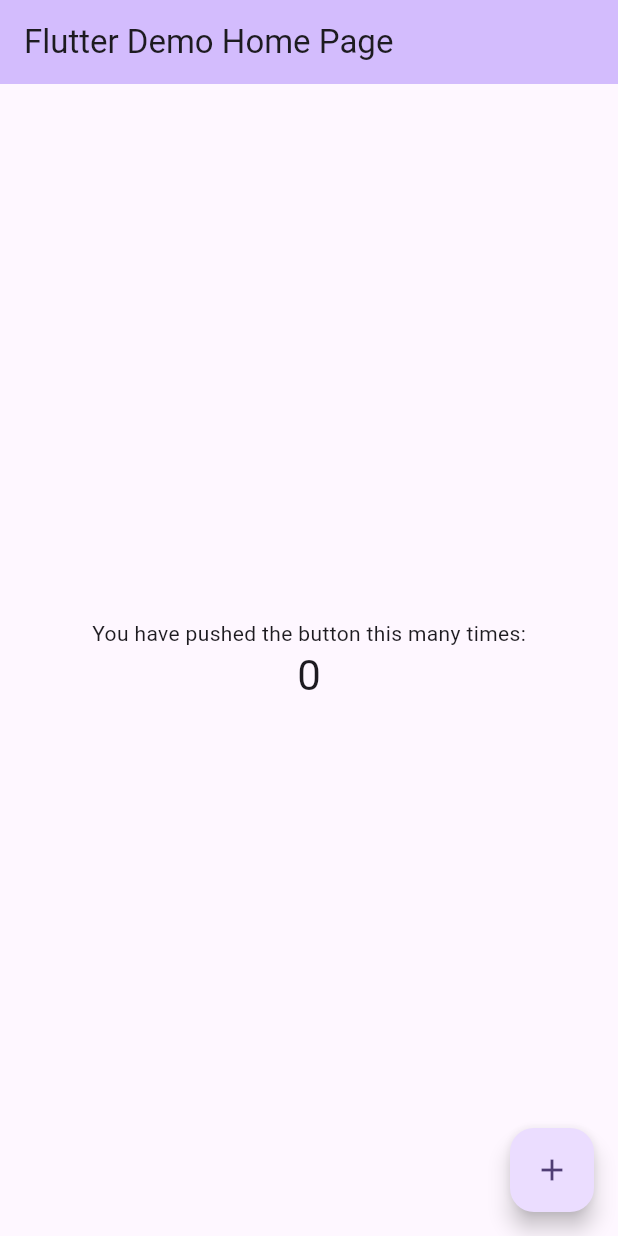
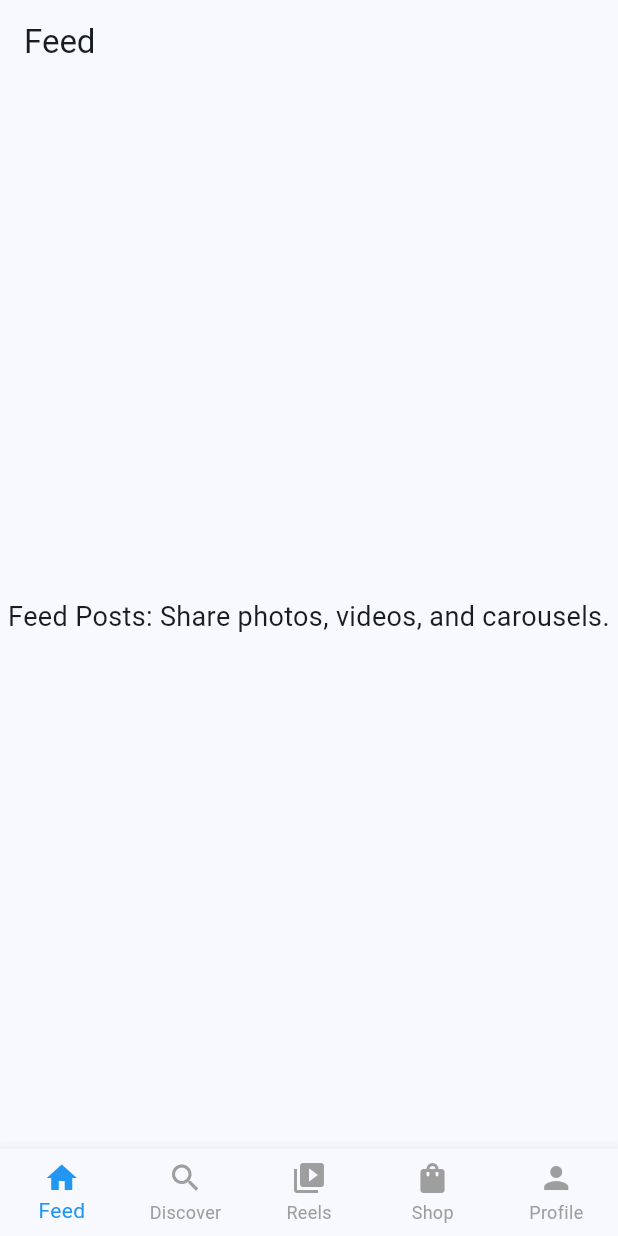
Before and after one commit to could-ai/019a0aac-5df2-7aea-9f66-5980c9fee5f3, a Flutter app: the screen it shows after launch, on a phone screen of 412 x 824 dp. Run offline on Flutter 3.47's test engine with Material 3 defaults, Android fonts, the phone set to English and light mode, and no system bars.

Commit message:
I have updated the main.dart file to initialize the application with a new HomeScreen as the entry point. The default counter application has been removed, and the app theme has been updated to better suit a visual-first platform. The title is now 'Visual Storytelling Hub' to reflect the app's purpose.; I have created a new HomeScreen which serves as the main container for the application's primary features. It includes a BottomNavigationBar to allow users to easily navigate between the Feed, Discover, Reels, Shopping, and Profile sections, which are all represented by placeholder screens for now. This structure is fundamental for organizing the app's functionality.; This new file creates a placeholder screen for the 'Feed' feature. It currently displays a simple centered text describing its purpose, which is to share photos, videos, and carousels. This serves as a starting point for building out the detailed feed functionality.; This file introduces a placeholder for the 'Discover' or 'Explore' section of the app. It's a stateless widget that shows a title and a descriptive text, outlining where users will eventually find trending content and new creators.; I've created a placeholder screen for the 'Reels' feature, dedicated to short-form video content. The screen currently contains a basic layout with a title and a text description, setting the stage for the future implementation of the video creation and viewing interface.; This file establishes the placeholder for the 'Shopping' section. It's a simple screen that currently informs the user of its purpose: to discover and purchase products directly from creators and brands within the app. This is the first step towards building the e-commerce functionality.; A placeholder screen for the user profile has been created. This screen will eventually house the user's personal content, including their posts, stories, and access to professional tools and analytics. For now, it displays a descriptive text of its intended functionality.

```diff
--- a/usr/lib/main.dart
+++ b/usr/lib/main.dart
@@ -1,4 +1,5 @@
 import 'package:flutter/material.dart';
+import 'package:couldai_user_app/screens/home_screen.dart';
 
 void main() {
   runApp(const MyApp());
@@ -7,114 +8,16 @@ void main() {
 class MyApp extends StatelessWidget {
   const MyApp({super.key});
 
-  // This widget is the root of your application.
   @override
   Widget build(BuildContext context) {
     return MaterialApp(
-      title: 'Flutter Demo',
+      title: 'Visual Storytelling Hub',
       debugShowCheckedModeBanner: false,
       theme: ThemeData(
-        // This is the theme of your application.
-        //
-        // TRY THIS: Try running your application with "flutter run". You'll see
-        // the application has a purple toolbar. Then, without quitting the app,
-        // try changing the seedColor in the colorScheme below to Colors.green
-        // and then invoke "hot reload" (save your changes or press the "hot
-        // reload" button in a Flutter-supported IDE, or press "r" if you used
-        // the command line to start the app).
-        //
-        // Notice that the counter didn't reset back to zero; the application
-        // state is not lost during the reload. To reset the state, use hot
-        // restart instead.
-        //
-        // This works for code too, not just values: Most code changes can be
-        // tested with just a hot reload.
-        colorScheme: ColorScheme.fromSeed(seedColor: Colors.deepPurple),
+        colorScheme: ColorScheme.fromSeed(seedColor: Colors.blue),
+        visualDensity: VisualDensity.adaptivePlatformDensity,
       ),
-      home: const MyHomePage(title: 'Flutter Demo Home Page'),
+      home: const HomeScreen(),
     );
   }
 }
-
-class MyHomePage extends StatefulWidget {
-  const MyHomePage({super.key, required this.title});
-
-  // This widget is the home page of your application. It is stateful, meaning
-  // that it has a State object (defined below) that contains fields that affect
-  // how it looks.
-
-  // This class is the configuration for the state. It holds the values (in this
-  // case the title) provided by the parent (in this case the App widget) and
-  // used by the build method of the State. Fields in a Widget subclass are
-  // always marked "final".
-
-  final String title;
-
-  @override
-  State<MyHomePage> createState() => _MyHomePageState();
-}
-
-class _MyHomePageState extends State<MyHomePage> {
-  int _counter = 0;
-
-  void _incrementCounter() {
-    setState(() {
-      // This call to setState tells the Flutter framework that something has
-      // changed in this State, which causes it to rerun the build method below
-      // so that the display can reflect the updated values. If we changed
-      // _counter without calling setState(), then the build method would not be
-      // called again, and so nothing would appear to happen.
-      _counter++;
-    });
-  }
-
-  @override
-  Widget build(BuildContext context) {
-    // This method is rerun every time setState is called, for instance as done
-    // by the _incrementCounter method above.
-    //
-    // The Flutter framework has been optimized to make rerunning build methods
-    // fast, so that you can just rebuild anything that needs updating rather
-    // than having to individually change instances of widgets.
-    return Scaffold(
-      appBar: AppBar(
-        // TRY THIS: Try changing the color here to a specific color (to
-        // Colors.amber, perhaps?) and trigger a hot reload to see the AppBar
-        // change color while the other colors stay the same.
-        backgroundColor: Theme.of(context).colorScheme.inversePrimary,
-        // Here we take the value from the MyHomePage object that was created by
-        // the App.build method, and use it to set our appbar title.
-        title: Text(widget.title),
-      ),
-      body: Center(
-        // Center is a layout widget. It takes a single child and positions it
-        // in the middle of the parent.
-        child: Column(
-          // Column is also a layout widget. It takes a list of children and
-          // arranges them vertically. By default, it sizes itself to fit its
-          // children horizontally, and tries to be as tall as its parent.
-          //
-          // Column has various properties to control how it sizes itself and
-          // how it positions its children. Here we use mainAxisAlignment to
-          // center the children vertically; the main axis here is the vertical
-          // axis because Columns are vertical (the cross axis would be
-          // horizontal).
-          //
-          // TRY THIS: Invoke "debug painting" (choose the "Toggle Debug Paint"
-          // action in the IDE, or press "p" in the console), to see the
-          // wireframe for each widget.
-          mainAxisAlignment: MainAxisAlignment.center,
-          children: <Widget>[
-            const Text('You have pushed the button this many times:'),
-            Text('$_counter', style: Theme.of(context).textTheme.headlineMedium),
-          ],
-        ),
-      ),
-      floatingActionButton: FloatingActionButton(
-        onPressed: _incrementCounter,
-        tooltip: 'Increment',
-        child: const Icon(Icons.add),
-      ), // This trailing comma makes auto-formatting nicer for build methods.
-    );
-  }
-}
--- /dev/null
+++ b/usr/lib/screens/feed_screen.dart
@@ -0,0 +1,21 @@
+import 'package:flutter/material.dart';
+
+class FeedScreen extends StatelessWidget {
+  const FeedScreen({super.key});
+
+  @override
+  Widget build(BuildContext context) {
+    return Scaffold(
+      appBar: AppBar(
+        title: const Text('Feed'),
+      ),
+      body: const Center(
+        child: Text(
+          'Feed Posts: Share photos, videos, and carousels.',
+          textAlign: TextAlign.center,
+          style: TextStyle(fontSize: 18),
+        ),
+      ),
+    );
+  }
+}
--- /dev/null
+++ b/usr/lib/screens/home_screen.dart
@@ -0,0 +1,69 @@
+import 'package:flutter/material.dart';
+import 'package:couldai_user_app/screens/feed_screen.dart';
+import 'package:couldai_user_app/screens/discover_screen.dart';
+import 'package:couldai_user_app/screens/reels_screen.dart';
+import 'package:couldai_user_app/screens/shopping_screen.dart';
+import 'package:couldai_user_app/screens/profile_screen.dart';
+
+class HomeScreen extends StatefulWidget {
+  const HomeScreen({super.key});
+
+  @override
+  State<HomeScreen> createState() => _HomeScreenState();
+}
+
+class _HomeScreenState extends State<HomeScreen> {
+  int _selectedIndex = 0;
+
+  static const List<Widget> _widgetOptions = <Widget>[
+    FeedScreen(),
+    DiscoverScreen(),
+    ReelsScreen(),
+    ShoppingScreen(),
+    ProfileScreen(),
+  ];
+
+  void _onItemTapped(int index) {
+    setState(() {
+      _selectedIndex = index;
+    });
+  }
+
+  @override
+  Widget build(BuildContext context) {
+    return Scaffold(
+      body: Center(
+        child: _widgetOptions.elementAt(_selectedIndex),
+      ),
+      bottomNavigationBar: BottomNavigationBar(
+        items: const <BottomNavigationBarItem>[
+          BottomNavigationBarItem(
+            icon: Icon(Icons.home),
+            label: 'Feed',
+          ),
+          BottomNavigationBarItem(
+            icon: Icon(Icons.search),
+            label: 'Discover',
+          ),
+          BottomNavigationBarItem(
+            icon: Icon(Icons.video_library),
+            label: 'Reels',
+          ),
+          BottomNavigationBarItem(
+            icon: Icon(Icons.shopping_bag),
+            label: 'Shop',
+          ),
+          BottomNavigationBarItem(
+            icon: Icon(Icons.person),
+            label: 'Profile',
+          ),
+        ],
+        currentIndex: _selectedIndex,
+        selectedItemColor: Colors.blue,
+        unselectedItemColor: Colors.grey,
+        onTap: _onItemTapped,
+        type: BottomNavigationBarType.fixed,
+      ),
+    );
+  }
+}
```
Also changed, not shown: usr/lib/screens/discover_screen.dart (added, +21 -0 lines), usr/lib/screens/profile_screen.dart (added, +21 -0 lines), usr/lib/screens/reels_screen.dart (added, +21 -0 lines), usr/lib/screens/shopping_screen.dart (added, +21 -0 lines).
